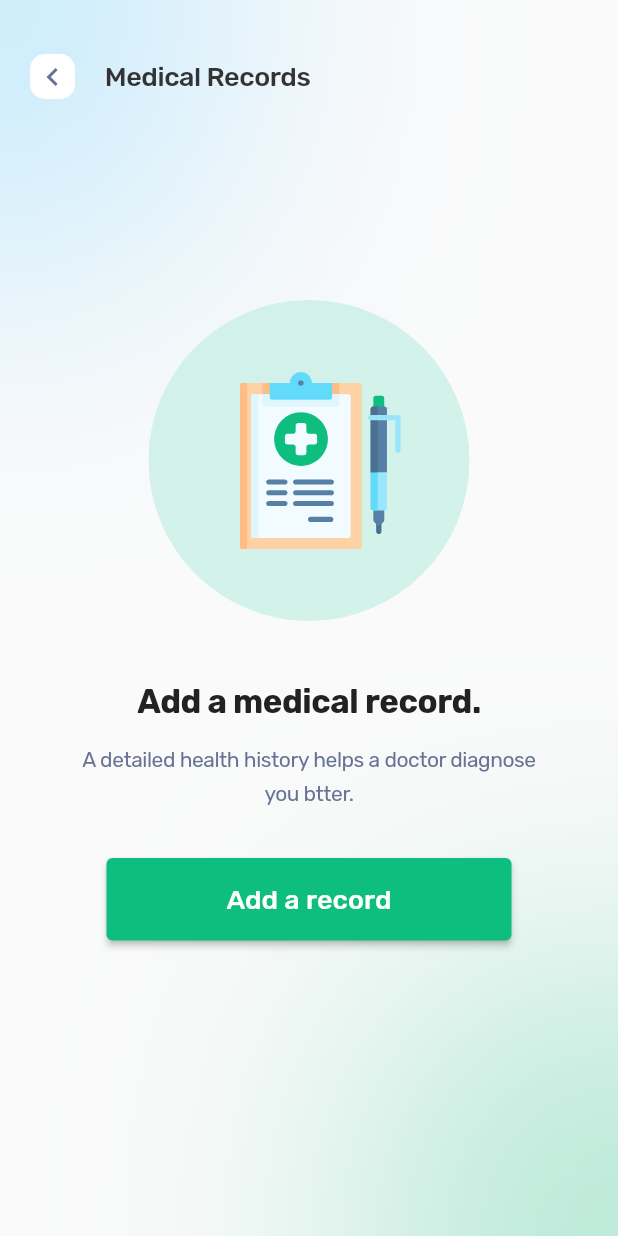
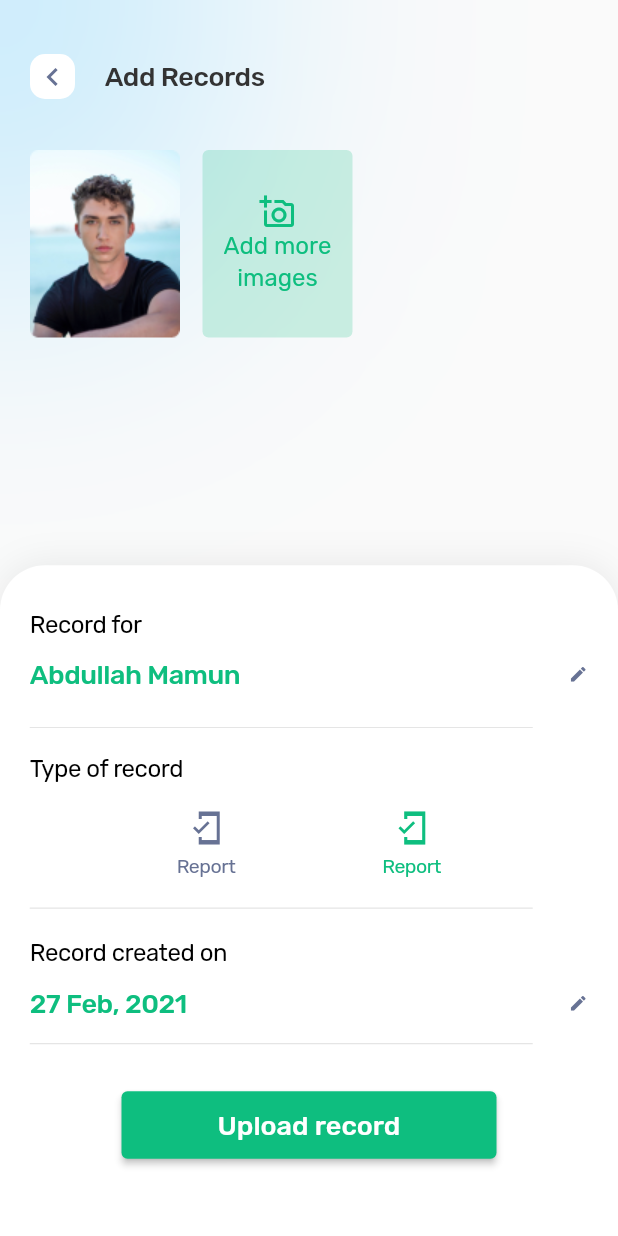
Before and after one commit to MutasemKhatab/Flutter, a Flutter app: the screen it shows after launch, on a phone screen of 412 x 824 dp. Run offline on Flutter 3.47's test engine with Material 2 defaults, Android fonts, the phone set to English and light mode, and no system bars; our stand-ins replace flutter_svg, google_fonts.

Commit message:
adding ADD_RECORD widget

```diff
--- /dev/null
+++ b/doctor/lib/add_record.dart
@@ -0,0 +1,344 @@
+import 'dart:ui';
+
+import 'package:flutter/material.dart';
+
+class AddRecord extends StatelessWidget {
+  const AddRecord({Key? key}) : super(key: key);
+
+  @override
+  Widget build(BuildContext context) {
+    return Scaffold(
+      body: Stack(
+        children: [
+          Positioned(
+            left: -72,
+            top: -32,
+            child: Container(
+              width: 216,
+              height: 216,
+              decoration: const ShapeDecoration(
+                color: Color.fromARGB(90, 96, 205, 255),
+                shape: OvalBorder(),
+              ),
+            ),
+          ),
+          Positioned(
+            right: -48,
+            bottom: -33,
+            child: Container(
+              width: 216,
+              height: 216,
+              decoration: const ShapeDecoration(
+                color: Color(0x4C0EBE7E),
+                shape: OvalBorder(),
+              ),
+            ),
+          ),
+          BackdropFilter(
+            filter: ImageFilter.blur(sigmaX: 100, sigmaY: 100),
+            child: Container(
+              color: Colors.transparent,
+            ),
+          ),
+          SizedBox(
+            width: MediaQuery.of(context).size.width,
+            height: MediaQuery.of(context).size.height,
+            child: Column(
+              children: [
+                Padding(
+                  padding: const EdgeInsets.fromLTRB(20, 36, 0, 34),
+                  child: Row(
+                    children: [
+                      Container(
+                        width: 30,
+                        height: 30,
+                        margin: const EdgeInsets.fromLTRB(0, 0, 20, 0),
+                        decoration: ShapeDecoration(
+                            color: const Color.fromARGB(255, 255, 255, 255),
+                            shape: RoundedRectangleBorder(
+                                borderRadius: BorderRadius.circular(10))),
+                        child: const Icon(
+                          Icons.chevron_left_sharp,
+                          color: Color.fromARGB(255, 103, 114, 148),
+                        ),
+                      ),
+                      const Text(
+                        'Add Records',
+                        style: TextStyle(
+                          color: Color(0xFF333333),
+                          fontSize: 18,
+                          fontFamily: 'Rubik',
+                          fontWeight: FontWeight.w500,
+                          letterSpacing: -0.30,
+                        ),
+                      ),
+                    ],
+                  ),
+                ),
+                Container(
+                  width: MediaQuery.of(context).size.width,
+                  height: 125,
+                  margin: const EdgeInsets.fromLTRB(20, 0, 20, 0),
+                  child: SingleChildScrollView(
+                    scrollDirection: Axis.horizontal,
+                    child: Row(
+                      mainAxisAlignment: MainAxisAlignment.start,
+                      children: [
+                        Container(
+                          margin: const EdgeInsets.fromLTRB(0, 0, 15, 0),
+                          width: 100,
+                          height: 125,
+                          decoration: ShapeDecoration(
+                            shape: RoundedRectangleBorder(
+                                borderRadius: BorderRadius.circular(6)),
+                          ),
+                          child: ClipRRect(
+                              child:
+                                  Image.asset("assets/images/guy_image.png")),
+                        ),
+                        TextButton(
+                          onPressed: () {},
+                          style: const ButtonStyle(
+                              fixedSize:
+                                  MaterialStatePropertyAll(Size(100, 125)),
+                              backgroundColor:
+                                  MaterialStatePropertyAll(Color(0x330EBE7F))),
+                          child: const Column(
+                            mainAxisAlignment: MainAxisAlignment.center,
+                            children: [
+                              Icon(
+                                Icons.add_a_photo_outlined,
+                                color: Color(0xFF0EBE7F),
+                              ),
+                              Text(
+                                'Add more\nimages',
+                                textAlign: TextAlign.center,
+                                style: TextStyle(
+                                  color: Color(0xFF0EBE7F),
+                                  fontSize: 16,
+                                  fontFamily: 'Rubik',
+                                  fontWeight: FontWeight.w400,
+                                  height: 1.29,
+                                ),
+                              )
+                            ],
+                          ),
+                        )
+                      ],
+                    ),
+                  ),
+                ),
+                const Spacer(),
+                Container(
+                  padding: const EdgeInsets.fromLTRB(20, 30, 20, 50),
+                  width: MediaQuery.of(context).size.width,
+                  decoration: const ShapeDecoration(
+                    color: Colors.white,
+                    shape: RoundedRectangleBorder(
+                      borderRadius: BorderRadius.only(
+                        topLeft: Radius.circular(30),
+                        topRight: Radius.circular(30),
+                      ),
+                    ),
+                    shadows: [
+                      BoxShadow(
+                        color: Color(0x14000000),
+                        blurRadius: 20,
+                        offset: Offset(0, 0),
+                        spreadRadius: 0,
+                      )
+                    ],
+                  ),
+                  child: Column(
+                    crossAxisAlignment: CrossAxisAlignment.start,
+                    children: [
+                      const Text(
+                        'Record for',
+                        style: TextStyle(
+                          color: Colors.black,
+                          fontSize: 16,
+                          fontFamily: 'Rubik',
+                          fontWeight: FontWeight.w400,
+                          letterSpacing: -0.30,
+                        ),
+                      ),
+                      const SizedBox(height: 13),
+                      const Row(
+                        children: [
+                          Text(
+                            'Abdullah Mamun',
+                            style: TextStyle(
+                              color: Color(0xFF0EBE7F),
+                              fontSize: 18,
+                              fontFamily: 'Rubik',
+                              fontWeight: FontWeight.w500,
+                              letterSpacing: -0.30,
+                            ),
+                          ),
+                          Spacer(),
+                          Icon(
+                            Icons.edit,
+                            color: Color(0xFF677294),
+                            size: 13,
+                          ),
+                        ],
+                      ),
+                      const SizedBox(height: 25),
+                      Container(
+                        width: 335,
+                        decoration: ShapeDecoration(
+                          shape: RoundedRectangleBorder(
+                            side: BorderSide(
+                              width: 0.40,
+                              strokeAlign: BorderSide.strokeAlignCenter,
+                              color:
+                                  Colors.black.withOpacity(0.10000000149011612),
+                            ),
+                          ),
+                        ),
+                      ),
+                      const SizedBox(height: 18),
+                      const Text(
+                        'Type of record',
+                        style: TextStyle(
+                          color: Colors.black,
+                          fontSize: 16,
+                          fontFamily: 'Rubik',
+                          fontWeight: FontWeight.w400,
+                          letterSpacing: -0.30,
+                        ),
+                      ),
+                      const SizedBox(height: 18),
+                      const Row(
+                        mainAxisAlignment: MainAxisAlignment.spaceEvenly,
+                        children: [
+                          Column(
+                            children: [
+                              Icon(
+                                Icons.mobile_friendly_sharp,
+                                color: Color(0xFF677294),
+                              ),
+                              SizedBox(height: 6),
+                              Text(
+                                'Report',
+                                textAlign: TextAlign.center,
+                                style: TextStyle(
+                                  color: Color(0xFF677294),
+                                  fontSize: 13,
+                                  fontFamily: 'Rubik',
+                                  fontWeight: FontWeight.w400,
+                                  letterSpacing: -0.30,
+                                ),
+                              ),
+                            ],
+                          ),
+                          Column(
+                            children: [
+                              Icon(
+                                Icons.mobile_friendly_sharp,
+                                color: Color(0xFF0EBE7F),
+                              ),
+                              SizedBox(height: 6),
+                              Text(
+                                'Report',
+                                textAlign: TextAlign.center,
+                                style: TextStyle(
+                                  color: Color(0xFF0EBE7F),
+                                  fontSize: 13,
+                                  fontFamily: 'Rubik',
+                                  fontWeight: FontWeight.w400,
+                                  letterSpacing: -0.30,
+                                ),
+                              ),
+                            ],
+                          )
+                        ],
+                      ),
+                      const SizedBox(height: 20),
+                      Container(
+                        width: 335,
+                        decoration: ShapeDecoration(
+                          shape: RoundedRectangleBorder(
+                            side: BorderSide(
+                              width: 0.40,
+                              strokeAlign: BorderSide.strokeAlignCenter,
+                              color:
+                                  Colors.black.withOpacity(0.10000000149011612),
+                            ),
+                          ),
+                        ),
+                      ),
+                      const SizedBox(height: 20),
+                      const Text(
+                        'Record created on',
+                        style: TextStyle(
+                          color: Colors.black,
+                          fontSize: 16,
+                          fontFamily: 'Rubik',
+                          fontWeight: FontWeight.w400,
+                          letterSpacing: -0.30,
+                        ),
+                      ),
+                      const SizedBox(height: 14),
+                      const Row(
+                        children: [
+                          Text(
+                            '27 Feb, 2021',
+                            style: TextStyle(
+                              color: Color(0xFF0EBE7F),
+                              fontSize: 18,
+                              fontFamily: 'Rubik',
+                              fontWeight: FontWeight.w500,
+                              letterSpacing: -0.30,
+                            ),
+                          ),
+                          Spacer(),
+                          Icon(
+                            Icons.edit,
+                            color: Color(0xFF677294),
+                            size: 13,
+                          ),
+                        ],
+                      ),
+                      const SizedBox(height: 16),
+                      Container(
+                        width: 335,
+                        decoration: ShapeDecoration(
+                          shape: RoundedRectangleBorder(
+                            side: BorderSide(
+                              width: 0.40,
+                              strokeAlign: BorderSide.strokeAlignCenter,
+                              color:
+                                  Colors.black.withOpacity(0.10000000149011612),
+                            ),
+                          ),
+                        ),
+                      ),
+                      const SizedBox(height: 30),
+                      Center(
+                        child: ElevatedButton(
+                            style: ElevatedButton.styleFrom(
+                                backgroundColor: const Color(0xFF0EBE7F),
+                                fixedSize: const Size(250, 45)),
+                            onPressed: () {},
+                            child: const Text(
+                              'Upload record',
+                              style: TextStyle(
+                                color: Colors.white,
+                                fontSize: 18,
+                                fontFamily: 'Rubik',
+                                fontWeight: FontWeight.w500,
+                              ),
+                            )),
+                      ),
+                    ],
+                  ),
+                ),
+              ],
+            ),
+          ),
+        ],
+      ),
+    );
+  }
+}
--- a/doctor/lib/main.dart
+++ b/doctor/lib/main.dart
@@ -13,9 +13,10 @@ import 'package:doctor/popular_doctors.dart';
 import 'package:doctor/signup.dart';
 import 'package:flutter/material.dart';
 import 'package:flutter_svg/svg.dart';
+import 'add_record.dart';
 import 'live_page.dart';
 
 //TODO  add fontfamily rubik add indexd package
 //overflow when use sized container
 
-void main() => runApp(MaterialApp(home: MedicalRecords()));
+void main() => runApp(MaterialApp(home: AddRecord()));
--- a/doctor/pubspec.yaml
+++ b/doctor/pubspec.yaml
@@ -80,6 +80,7 @@ flutter:
   - assets/images/featuerd_doctor.jpg
   - assets/images/live_doctor.jpeg
   - assets/images/comment_picture.png
+  - assets/images/guy_image.png
 
   # An image asset can refer to one or more resolution-specific "variants", see
   # https://flutter.dev/assets-and-images/#resolution-aware
```
Also changed, not shown: doctor/assets/images/guy_image.png (added).
